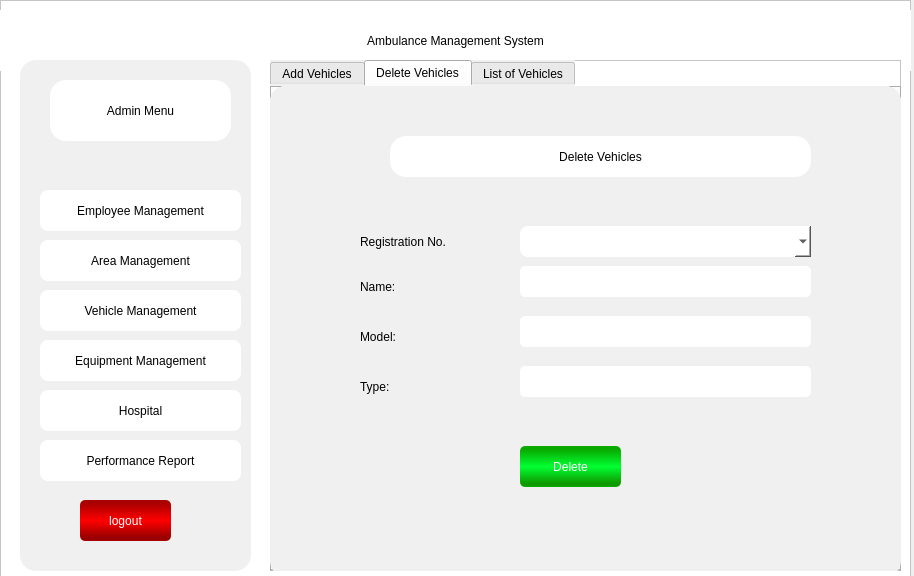
This is AdminMenu.ui in MunawarAliAraiz/Ambulance-Management-System as Qt 5 draws it before an edit. The edited form follows.
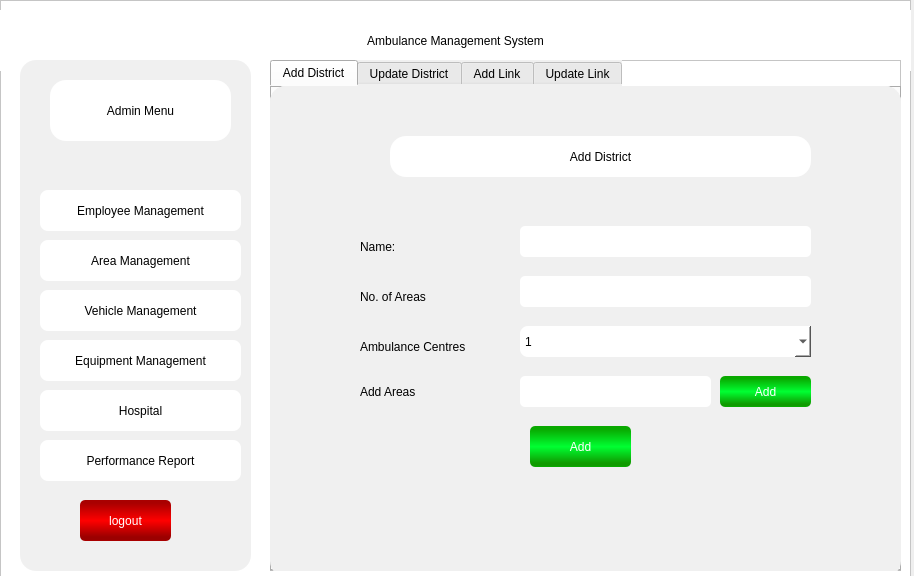
This is the edited form.

```diff
--- a/AdminMenu.ui
+++ b/AdminMenu.ui
@@ -2565,7 +2565,7 @@
          <property name="geometry">
           <rect>
            <x>260</x>
-           <y>370</y>
+           <y>340</y>
            <width>101</width>
            <height>41</height>
           </rect>
@@ -2622,9 +2622,9 @@
          <property name="geometry">
           <rect>
            <x>90</x>
-           <y>250</y>
+           <y>290</y>
            <width>111</width>
-           <height>21</height>
+           <height>31</height>
           </rect>
          </property>
          <property name="styleSheet">
@@ -2671,7 +2671,7 @@
          <property name="geometry">
           <rect>
            <x>250</x>
-           <y>240</y>
+           <y>290</y>
            <width>191</width>
            <height>31</height>
           </rect>
@@ -2687,7 +2687,7 @@
          <property name="geometry">
           <rect>
            <x>90</x>
-           <y>300</y>
+           <y>250</y>
            <width>161</width>
            <height>21</height>
           </rect>
@@ -2726,7 +2726,7 @@
          <property name="geometry">
           <rect>
            <x>450</x>
-           <y>240</y>
+           <y>290</y>
            <width>91</width>
            <height>31</height>
           </rect>
@@ -2745,7 +2745,7 @@
          <property name="geometry">
           <rect>
            <x>250</x>
-           <y>290</y>
+           <y>240</y>
            <width>291</width>
            <height>31</height>
           </rect>
@@ -4046,9 +4046,9 @@
     <zorder>EmployeeTab</zorder>
     <zorder>HospitalFrame</zorder>
     <zorder>EquipmentFrame</zorder>
-    <zorder>AreaFrame</zorder>
     <zorder>PerformanceFrame</zorder>
     <zorder>VehicleFrame</zorder>
+    <zorder>AreaFrame</zorder>
    </widget>
   </widget>
  </widget>
```
